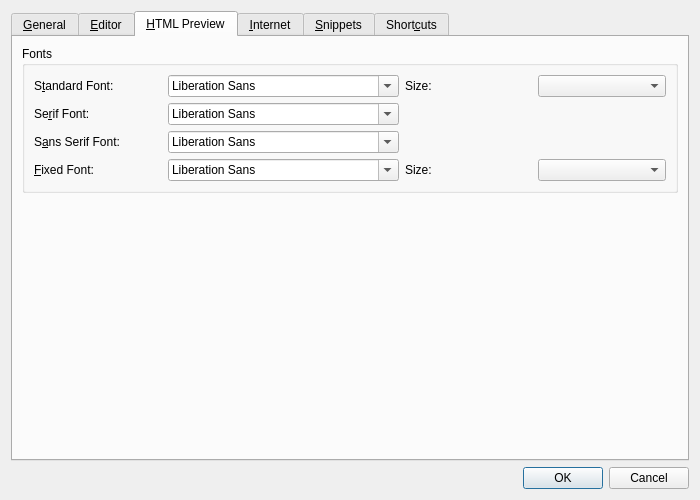
Before: the Qt Designer form app/optionsdialog.ui in cloose/CuteMarkEd, drawn with Qt 5.
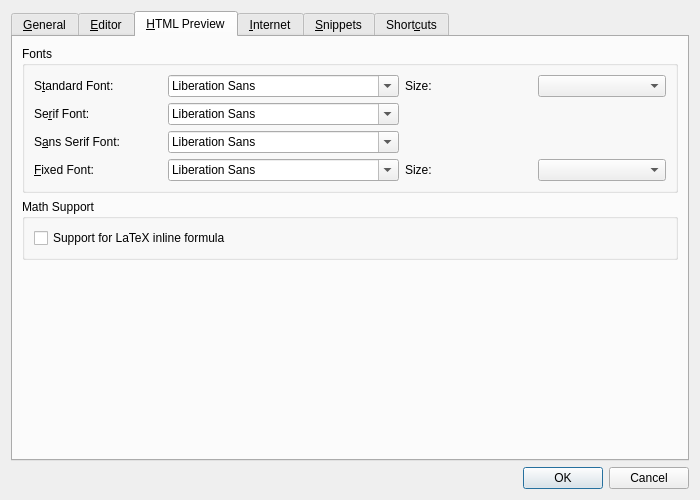
After: the same form once the commit is applied. The open tabs and pages were chosen to show the change.

Commit message: Adding checkbox to options dialog

```diff
--- a/app/optionsdialog.ui
+++ b/app/optionsdialog.ui
@@ -221,6 +221,9 @@
             </property>
            </widget>
           </item>
+          <item row="2" column="1">
+           <widget class="QFontComboBox" name="sansSerifFontComboBox"/>
+          </item>
           <item row="1" column="1">
            <widget class="QFontComboBox" name="serifFontComboBox"/>
           </item>
@@ -234,8 +237,8 @@
             </property>
            </widget>
           </item>
-          <item row="2" column="1">
-           <widget class="QFontComboBox" name="sansSerifFontComboBox"/>
+          <item row="3" column="1">
+           <widget class="QFontComboBox" name="fixedFontComboBox"/>
           </item>
           <item row="3" column="0">
            <widget class="QLabel" name="fixedFontLabel">
@@ -247,8 +250,8 @@
             </property>
            </widget>
           </item>
-          <item row="3" column="1">
-           <widget class="QFontComboBox" name="fixedFontComboBox"/>
+          <item row="3" column="3">
+           <widget class="QComboBox" name="defaultFixedSizeComboBox"/>
           </item>
           <item row="3" column="2">
            <widget class="QLabel" name="defaultFixedSizeLabel">
@@ -257,8 +260,34 @@
             </property>
            </widget>
           </item>
-          <item row="3" column="3">
-           <widget class="QComboBox" name="defaultFixedSizeComboBox"/>
+         </layout>
+        </widget>
+       </item>
+       <item>
+        <widget class="QGroupBox" name="mathGroupBox">
+         <property name="title">
+          <string>Math Support</string>
+         </property>
+         <layout class="QHBoxLayout" name="horizontalLayout_6">
+          <item>
+           <widget class="QCheckBox" name="mathInlineCheckBox">
+            <property name="text">
+             <string>Support for LaTeX inline formula</string>
+            </property>
+           </widget>
+          </item>
+          <item>
+           <spacer name="mathSpacer_2">
+            <property name="orientation">
+             <enum>Qt::Horizontal</enum>
+            </property>
+            <property name="sizeHint" stdset="0">
+             <size>
+              <width>364</width>
+              <height>20</height>
+             </size>
+            </property>
+           </spacer>
           </item>
          </layout>
         </widget>
```
The commit also changes 3 other files.
